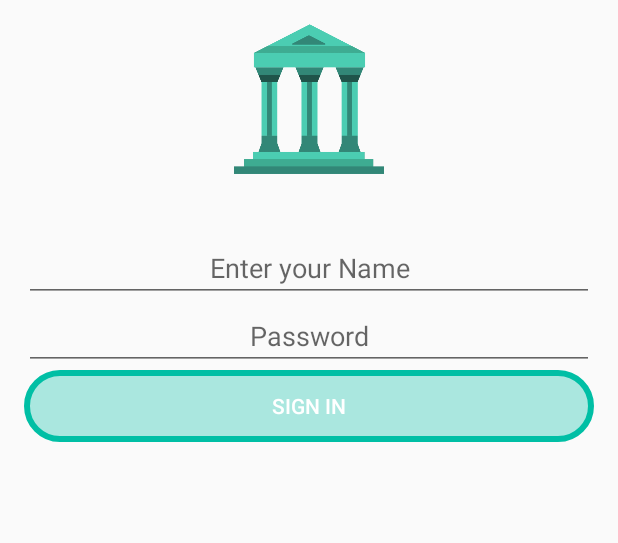
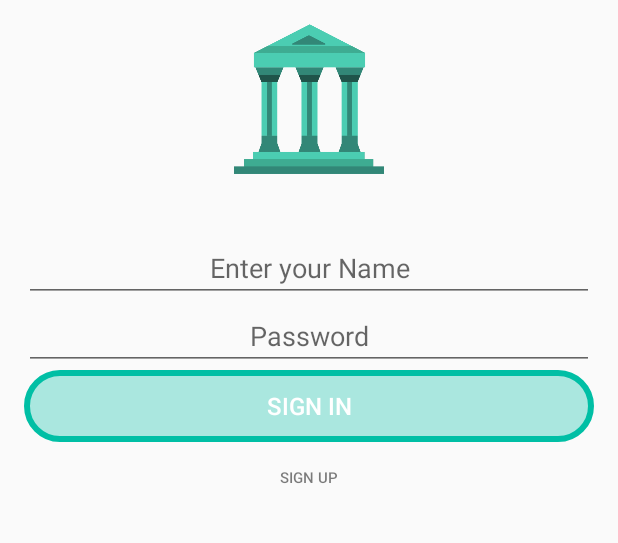
Before and after one commit to Mathless/MuseumQuests, an Android app: the screen it shows after launch (Start), on a phone screen of 412 x 824 dp, the part 181-724 px from its top. Run offline under Robolectric (Android 15) with nearby library versions, the phone set to English and light mode, and no system bars; our stand-ins replace Firebase (no records; nobody signed in at launch, a user with empty details on screens opened directly); libraries missing offline, so code that uses them is left out: com.example.

Commit message:
initial commit

```diff
--- a/app/src/main/AndroidManifest.xml
+++ b/app/src/main/AndroidManifest.xml
@@ -9,6 +9,8 @@
             android:roundIcon="@mipmap/ic_launcher_round"
             android:supportsRtl="true"
             android:theme="@style/AppTheme">
+        <activity android:name=".Sign_up">
+        </activity>
         <activity android:name=".Result">
         </activity>
         <activity android:name=".Question">
@@ -19,7 +21,6 @@
         </activity>
         <activity android:name=".Home">
         </activity>
-
         <activity android:name=".Start">
             <intent-filter>
                 <action android:name="android.intent.action.MAIN"/>
--- a/app/src/main/java/com/example/MuseumQuests/Start.kt
+++ b/app/src/main/java/com/example/MuseumQuests/Start.kt
@@ -36,6 +36,13 @@ class Start : AppCompatActivity() {
             username_current = username.text.toString()
             val password = password.text.toString()
             findPerson(0, username_current, password, intent) // check the input data
+        }
+
+
+        //Кнопка регистрации
+        button_signup.setOnClickListener{
+            val intent1 = Intent(this, Sign_up::class.java)
+            startActivity(intent1)
         }
     }
 
--- a/app/src/main/res/layout/activity_start.xml
+++ b/app/src/main/res/layout/activity_start.xml
@@ -46,6 +46,15 @@
                 android:background="@drawable/button_start"
                 android:text="Sign in"
                 android:textColor="#FFFFFF"
-                android:id="@+id/buttonStart"/>
+                android:id="@+id/buttonStart"
+                android:textSize="16sp"
+        />
+        <Button android:layout_width="wrap_content" android:layout_height="wrap_content"
+                android:id="@+id/button_signup"
+                android:text="Sign up"
+                android:textStyle="normal"
+                android:textSize="10sp"
+                android:textColor="#83000000"
+                android:background="@android:color/transparent"></Button>
     </LinearLayout>
 </ScrollView>
```
Also changed, not shown: app/src/main/java/com/example/MuseumQuests/Sign_up.kt (added, +12 -0 lines), app/src/main/res/layout/activity_sign_up.xml (added, +59 -0 lines).
